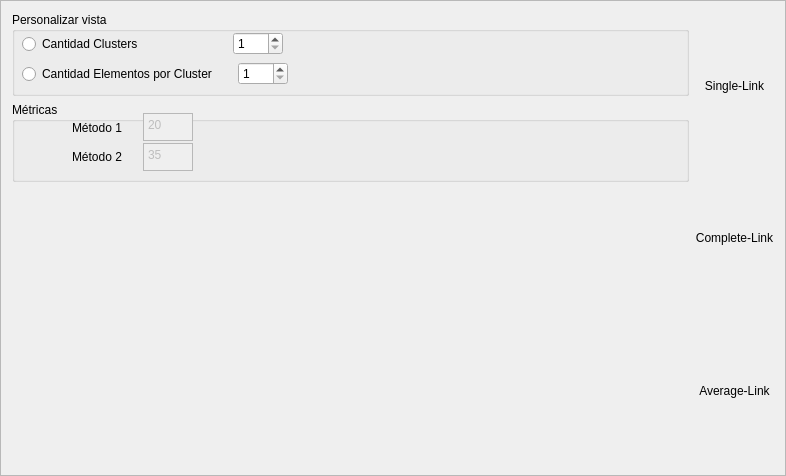
Old version of the form visual/frame.ui in the repository gabrieljcandia/TPI-IA-II-2018.
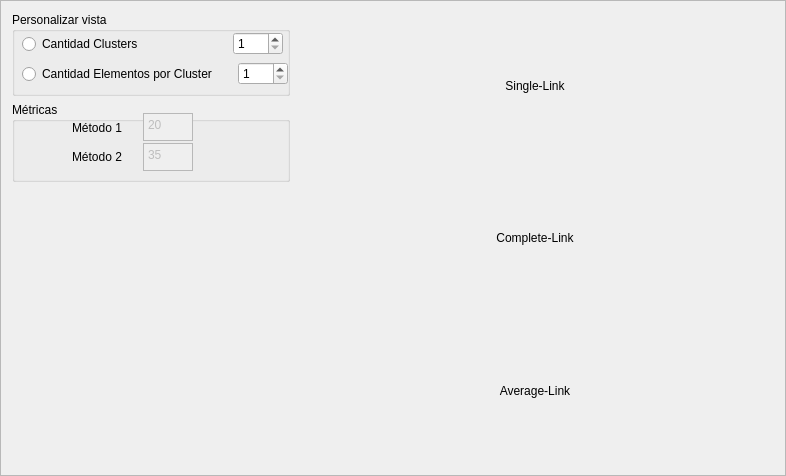
New version of the form.

```diff
--- a/visual/frame.ui
+++ b/visual/frame.ui
@@ -21,7 +21,7 @@
   </property>
   <layout class="QHBoxLayout" name="horizontalLayout">
    <item>
-    <layout class="QHBoxLayout" name="HLresultados" stretch="0,0,0">
+    <layout class="QHBoxLayout" name="HLresultados" stretch="0,1">
      <item>
       <layout class="QVBoxLayout" name="verticalLayout_11">
        <item>
@@ -40,6 +40,12 @@
              <height>84</height>
             </size>
            </property>
+           <property name="maximumSize">
+            <size>
+             <width>16777215</width>
+             <height>83</height>
+            </size>
+           </property>
            <property name="title">
             <string>Personalizar vista</string>
            </property>
```
Left out of the diff: 7 changed lines with no effect on the pictures.
